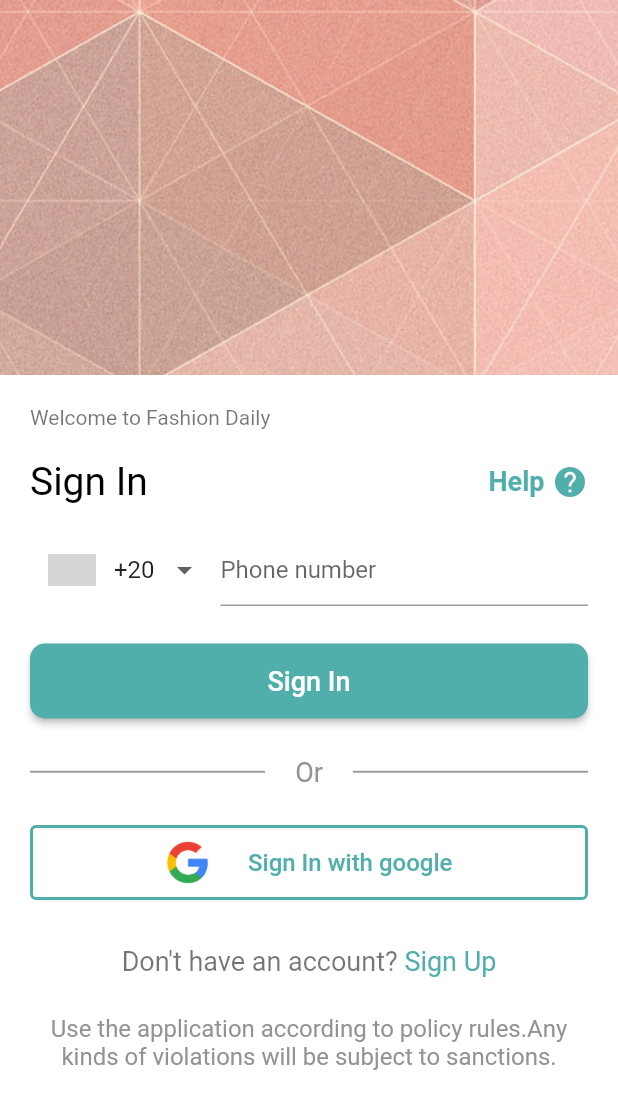
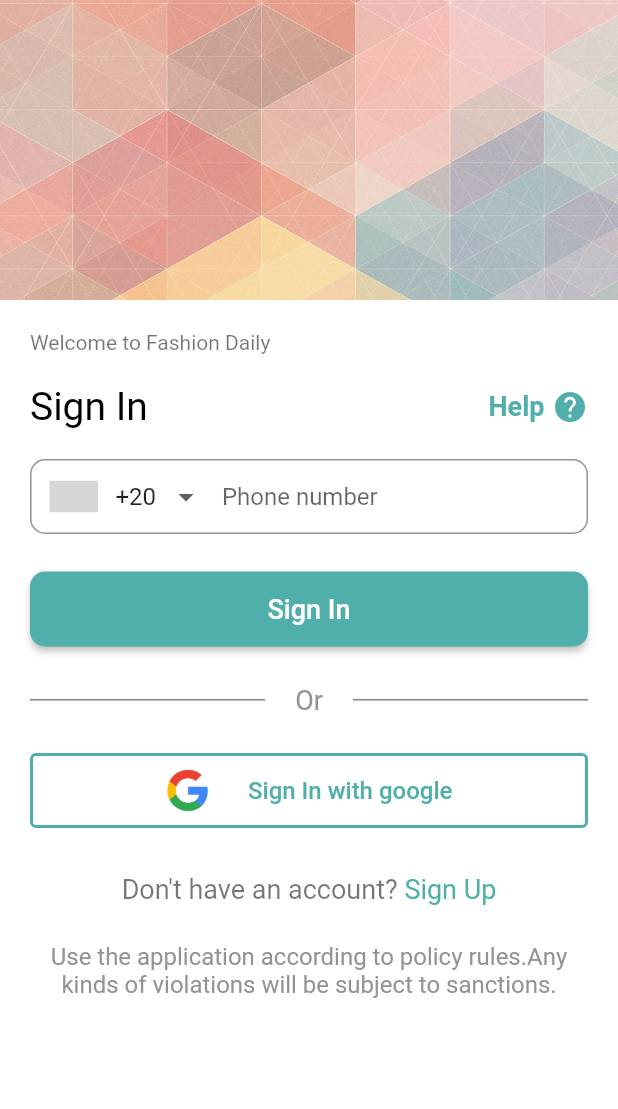
Before and after one commit to josephmaged/Algoriza_Task1, a Flutter app: the screen it shows after launch, after a tap on "Skip", after a tap on "Sign in", on a phone screen of 412 x 824 dp. Shown: the top 1109 px of the screen. Run offline on Flutter 3.47's test engine with Material 2 defaults, Android fonts, the light colour scheme and no system bars; drawn by our look-alikes of intl_phone_number_input; grey boxes are pictures that could not be loaded.

Commit message:
edit in UI

```diff
--- a/lib/login_screen.dart
+++ b/lib/login_screen.dart
@@ -23,19 +23,21 @@
   @override
   Widget build(BuildContext context) {
     return Scaffold(
-      resizeToAvoidBottomInset: false,
       body: Stack(
+        children: [
+          Wrap(
             children: [
               Image.asset(
                 imgBackground!,
                 fit: BoxFit.cover,
-            height: MediaQuery.of(context).size.height,
                 color: Colors.white.withOpacity(0.5),
                 colorBlendMode: BlendMode.modulate,
               ),
+            ],
+          ),
           SingleChildScrollView(
             child: Container(
-              margin: const EdgeInsets.only(top: 250),
+              margin: const EdgeInsets.only(top: 200),
               color: Colors.white,
               child: SizedBox(
                 height: MediaQuery.of(context).size.height,
@@ -73,13 +75,26 @@
                         ],
                       ),
                       const SizedBox(height: 20),
-                      InternationalPhoneNumberInput(
+                      Wrap(
+                        children: [
+                          Container(
+                            alignment: Alignment.center,
+                            decoration: BoxDecoration(
+                              borderRadius: BorderRadius.circular(10),
+                              border: Border.all(color: lightColor),
+                            ),
+                            child: InternationalPhoneNumberInput(
                               onInputChanged: (PhoneNumber value) {},
+                              onInputValidated: (bool value) {},
                               ignoreBlank: false,
                               textFieldController: phoneController,
                               initialValue: number,
+                              autoValidateMode: AutovalidateMode.onUserInteraction,
                               formatInput: true,
-
+                              inputBorder: InputBorder.none,
+                            ),
+                          ),
+                        ],
                       ),
                       const SizedBox(height: 25),
                       ReusableButton(
--- a/lib/register_screen.dart
+++ b/lib/register_screen.dart
@@ -24,15 +24,17 @@
   @override
   Widget build(BuildContext context) {
     return Scaffold(
-      resizeToAvoidBottomInset: false,
       body: Stack(
+        children: [
+          Wrap(
             children: [
               Image.asset(
                 imgBackground!,
                 fit: BoxFit.cover,
-            height: MediaQuery.of(context).size.height,
                 color: Colors.white.withOpacity(0.5),
                 colorBlendMode: BlendMode.modulate,
+              ),
+            ],
           ),
           SingleChildScrollView(
             child: Container(
@@ -103,17 +105,26 @@
                       style: TextStyle(color: lightBlackTextColor, fontSize: 18, fontWeight: FontWeight.bold),
                     ),
                     const SizedBox(height: 5),
+                    Wrap(
+                      children: [
                         Container(
-                      height: 50,
                           alignment: Alignment.center,
+                          decoration: BoxDecoration(
+                            borderRadius: BorderRadius.circular(10),
+                            border: Border.all(color: lightColor),
+                          ),
                           child: InternationalPhoneNumberInput(
                             onInputChanged: (PhoneNumber value) {},
+                            onInputValidated: (bool value) {},
                             ignoreBlank: false,
                             textFieldController: phoneController,
                             initialValue: number,
+                            autoValidateMode: AutovalidateMode.onUserInteraction,
                             formatInput: true,
                             inputBorder: InputBorder.none,
                           ),
+                        ),
+                      ],
                     ),
                     const SizedBox(height: 20),
                     const Text(
--- a/pubspec.yaml
+++ b/pubspec.yaml
@@ -45,6 +45,7 @@
   # package. See that file for information about deactivating specific lint
   # rules and activating additional ones.
   flutter_lints: ^1.0.0
+  flutter_svg: ^1.0.3
   intl_phone_number_input: ^0.7.0+2
 
 # For information on the generic Dart part of this file, see the
```
Also changed, not shown: assets/images/Background.jpeg, pubspec.lock. Lines whose indentation alone changed are shown as unchanged.
